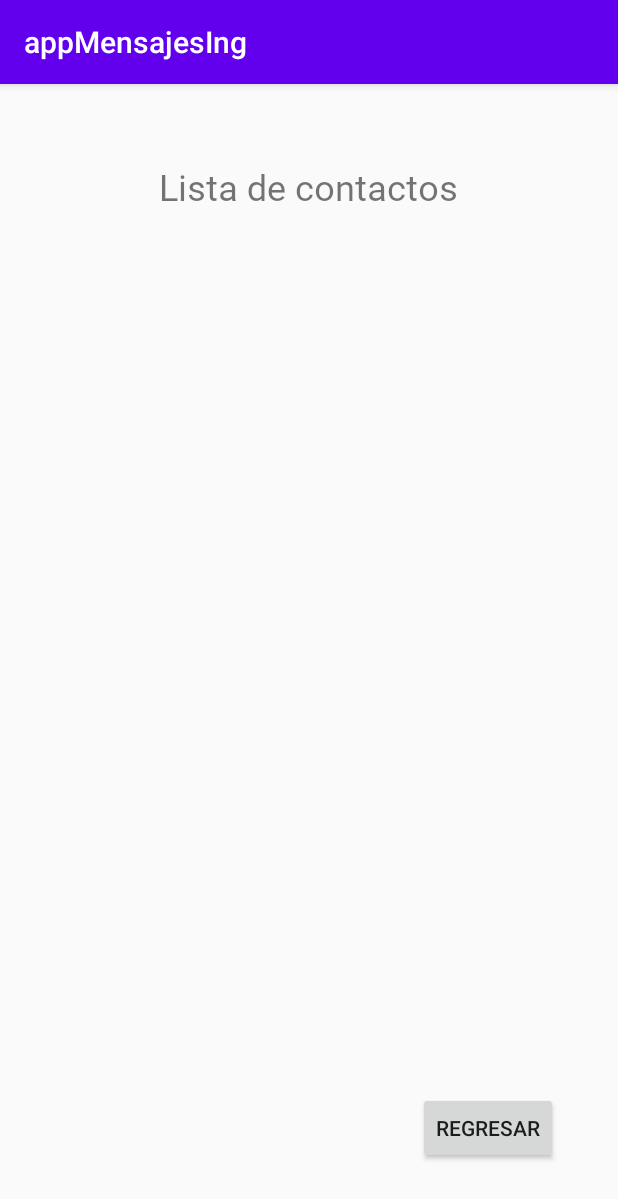
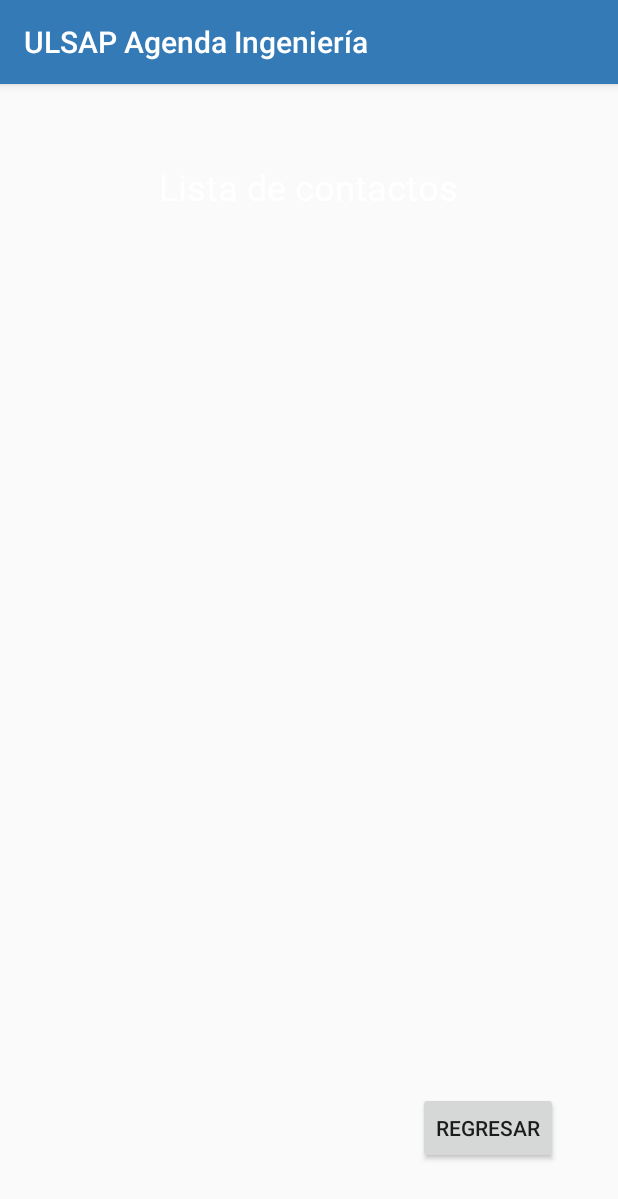
Before and after one commit to Diego1101/appAgendaIng, an Android app: the Consulta screen opened directly, with no data from a screen before it, on a phone screen of 412 x 824 dp. Shown: the top 1199 px of the screen. Run offline under Robolectric (Android 15) with nearby library versions, the phone set to English and light mode, and no system bars.

Commit message:
Colores y nombre app

```diff
--- a/app/src/main/res/layout/activity_consulta.xml
+++ b/app/src/main/res/layout/activity_consulta.xml
@@ -10,13 +10,13 @@
         android:id="@+id/lstConsultaContactos"
         android:layout_width="371dp"
         android:layout_height="309dp"
+        android:layout_below="@+id/txtTituloConsulta"
         android:layout_alignParentStart="true"
         android:layout_alignParentLeft="true"
-        android:layout_alignParentTop="true"
         android:layout_centerHorizontal="true"
         android:layout_marginStart="17dp"
         android:layout_marginLeft="17dp"
-        android:layout_marginTop="155dp" />
+        android:layout_marginTop="84dp" />
 
     <Button
         android:id="@+id/btnConsultaRegresar"
@@ -39,5 +39,6 @@
         android:layout_marginTop="52dp"
         android:fontFamily="@font/notosanstc_black"
         android:text="Lista de contactos"
+        android:textColor="#FFFFFF"
         android:textSize="24sp" />
 </RelativeLayout>
--- a/app/src/main/res/values/colors.xml
+++ b/app/src/main/res/values/colors.xml
@@ -1,6 +1,6 @@
 <?xml version="1.0" encoding="utf-8"?>
 <resources>
-    <color name="colorPrimary">#6200EE</color>
-    <color name="colorPrimaryDark">#3700B3</color>
+    <color name="colorPrimary">#337AB7</color>
+    <color name="colorPrimaryDark">#1D285C</color>
     <color name="colorAccent">#03DAC5</color>
 </resources>
--- a/app/src/main/res/values/strings.xml
+++ b/app/src/main/res/values/strings.xml
@@ -1,3 +1,3 @@
 <resources>
-    <string name="app_name">appMensajesIng</string>
+    <string name="app_name">ULSAP Agenda Ingeniería</string>
 </resources>
--- a/app/src/main/res/values/styles.xml
+++ b/app/src/main/res/values/styles.xml
@@ -2,9 +2,10 @@
     <!-- Base application theme. -->
     <style name="AppTheme" parent="Theme.AppCompat.Light.DarkActionBar">
         <!-- Customize your theme here. -->
-        <item name="colorPrimary">@color/colorPrimary</item>
+         <item name="colorPrimary">@color/colorPrimary</item>
         <item name="colorPrimaryDark">@color/colorPrimaryDark</item>
         <item name="colorAccent">@color/colorAccent</item>
+
     </style>
 
 </resources>
```
Also changed, not shown: 6 other files.
